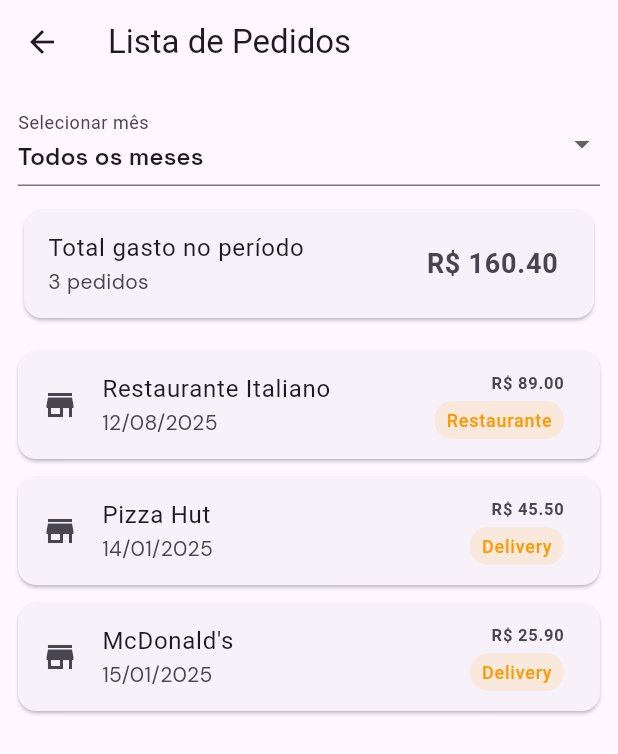
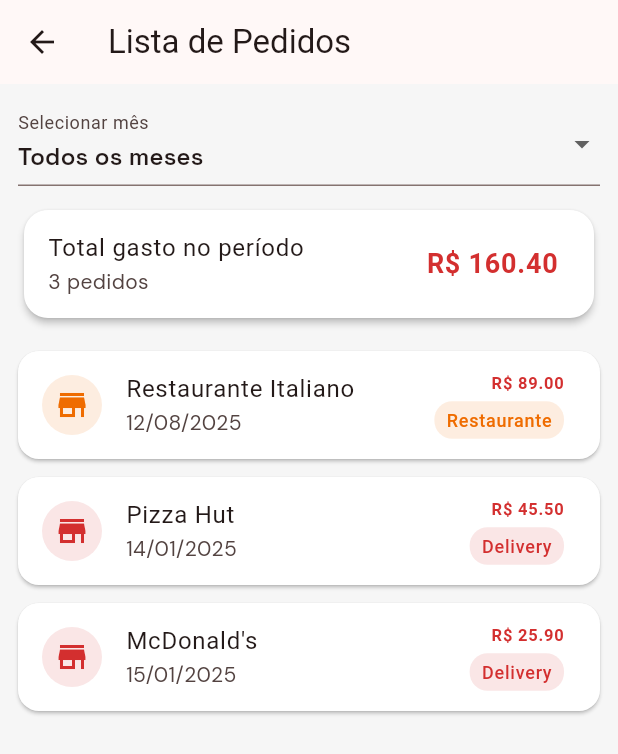
Before and after one commit to olaviolacerda/food_tracker, a Flutter app: the screen it shows after launch, after a tap on "Ver todos", on a phone screen of 412 x 824 dp. Shown: the top 754 px of the screen. Run offline on Flutter 3.47's test engine with Material 3 defaults, Android fonts, the light colour scheme and no system bars; our stand-ins replace flutter_riverpod, google_fonts.

Commit message:
feat(ui): improve UI styles

```diff
--- a/lib/main.dart
+++ b/lib/main.dart
@@ -15,12 +15,55 @@
     return MaterialApp(
       title: 'Food Tracker',
       theme: ThemeData(
-        primarySwatch: Colors.deepOrange,
+        // Use a red-based seeded ColorScheme for Material 3
+        colorSchemeSeed: Colors.red,
+        brightness: Brightness.light,
         useMaterial3: true,
+        scaffoldBackgroundColor: const Color(0xFFF6F6F6),
         textTheme: TextTheme(
           headlineSmall: GoogleFonts.spaceGrotesk(fontSize: 20, fontWeight: FontWeight.w700),
           titleMedium: GoogleFonts.spaceGrotesk(fontSize: 16, fontWeight: FontWeight.w600),
           bodyMedium: GoogleFonts.dmSans(fontSize: 14),
+        ),
+  // Cards will use defaults from the ColorScheme; custom card shape handled per-widget if needed
+        // Elevated buttons with solid red background and rounded corners
+        elevatedButtonTheme: ElevatedButtonThemeData(
+          style: ElevatedButton.styleFrom(
+            backgroundColor: Colors.red.shade600,
+            foregroundColor: Colors.white,
+            shape: RoundedRectangleBorder(borderRadius: BorderRadius.circular(12)),
+            padding: const EdgeInsets.symmetric(vertical: 14, horizontal: 20),
+            textStyle: const TextStyle(fontWeight: FontWeight.w700, fontSize: 16),
+          ),
+        ),
+        // Text buttons and outlined buttons use red accents
+        textButtonTheme: TextButtonThemeData(
+          style: TextButton.styleFrom(foregroundColor: Colors.red.shade600),
+        ),
+        outlinedButtonTheme: OutlinedButtonThemeData(
+          style: OutlinedButton.styleFrom(foregroundColor: Colors.red.shade600, side: BorderSide(color: Colors.red.shade200)),
+        ),
+        // Floating action button theme
+        floatingActionButtonTheme: FloatingActionButtonThemeData(
+          backgroundColor: Colors.red.shade600,
+          foregroundColor: Colors.white,
+          elevation: 4,
+          shape: RoundedRectangleBorder(borderRadius: BorderRadius.circular(12)),
+        ),
+        // Chip theme for category chips
+        chipTheme: ChipThemeData(
+          backgroundColor: Colors.grey.shade100,
+          labelStyle: const TextStyle(fontSize: 12),
+          padding: const EdgeInsets.symmetric(horizontal: 8, vertical: 4),
+          shape: RoundedRectangleBorder(borderRadius: BorderRadius.circular(12)),
+        ),
+  // Card defaults are handled per-widget to avoid SDK compatibility issues
+        // Bottom sheets (like the save-location sheet in the mock) should have rounded top corners
+        bottomSheetTheme: const BottomSheetThemeData(
+          shape: RoundedRectangleBorder(
+            borderRadius: BorderRadius.vertical(top: Radius.circular(20)),
+          ),
+          backgroundColor: Colors.white,
         ),
       ),
       home: const HomeScreen(),
--- a/lib/screens/home_screen.dart
+++ b/lib/screens/home_screen.dart
@@ -4,6 +4,7 @@
 import 'orders_list_screen.dart';
 import 'add_order_screen.dart';
 import '../models/order.dart';
+import '../utils/category_colors.dart';
 
 class HomeScreen extends ConsumerStatefulWidget {
   const HomeScreen({Key? key}) : super(key: key);
@@ -28,7 +29,7 @@
   final monthFiltered = orders.where((o) => o.date.year == currentYear && o.date.month == currentMonth).toList();
   final totalSpent = monthFiltered.fold(0.0, (s, o) => s + o.amount);
   final totalOrders = monthFiltered.length;
-  final monthLabel = "${_monthName(currentMonth)} $currentYear";
+  // month label not used currently
 
     return Scaffold(
       appBar: AppBar(
@@ -41,22 +42,29 @@
             crossAxisAlignment: CrossAxisAlignment.start,
             children: [
               Card(
+                color: Colors.white,
+                elevation: 2,
+                shape: RoundedRectangleBorder(borderRadius: BorderRadius.circular(16)),
                 child: ListTile(
                   title: const Text('Total gasto no ano'),
-                  trailing: Text('R\$ ${yearlyTotal.toStringAsFixed(2)}', style: const TextStyle(fontSize: 20, fontWeight: FontWeight.bold)),
+                  trailing: Text('R\$ ${yearlyTotal.toStringAsFixed(2)}', style: TextStyle(fontSize: 20, fontWeight: FontWeight.bold, color: Colors.red.shade700)),
                 ),
               ),
               const SizedBox(height: 12),
+
+              const SizedBox(height: 20),
               Card(
+                color: Colors.white,
+                elevation: 2,
+                shape: RoundedRectangleBorder(borderRadius: BorderRadius.circular(16)),
                 child: ListTile(
                   title: Row(
                     mainAxisAlignment: MainAxisAlignment.spaceBetween,
                     children: [
-                      Text('Total do mês (${totalOrders})'),
-                      Text('$totalOrders', style: const TextStyle(fontSize: 18, fontWeight: FontWeight.bold))
+                      Text('Total do mês ($totalOrders)'),
                     ],
                   ),
-                  trailing: Text('R\$ ${totalSpent.toStringAsFixed(2)}', style: const TextStyle(fontSize: 18, fontWeight: FontWeight.bold)),
+                  trailing: Text('R\$ ${totalSpent.toStringAsFixed(2)}', style: TextStyle(fontSize: 18, fontWeight: FontWeight.bold, color: Colors.red.shade700)),
                 ),
               ),
               const SizedBox(height: 12),
@@ -77,30 +85,46 @@
         ),
       ),
       floatingActionButton: FloatingActionButton(
+        backgroundColor: categoryColor('delivery'),
         onPressed: () => _openAddOrder(context),
-        child: const Icon(Icons.add),
+        child: const Icon(Icons.add, color: Colors.white),
       ),
     );
   }
 
   Widget _orderCard(Order order) {
     return Card(
+      color: Colors.white,
+      elevation: 1,
       margin: const EdgeInsets.symmetric(vertical: 6),
+      shape: RoundedRectangleBorder(borderRadius: BorderRadius.circular(14)),
       child: ListTile(
-        leading: const Icon(Icons.store),
+        leading: CircleAvatar(
+          backgroundColor: categoryColorWithAlpha(order.category, 0.12),
+          child: Icon(Icons.store, color: categoryColor(order.category)),
+        ),
         title: Text(order.establishment),
-        subtitle: Text('${_formatDate(order.date)} • ${order.category}'),
-        trailing: Text('R\$ ${order.amount.toStringAsFixed(2)}', style: const TextStyle(fontWeight: FontWeight.w600)),
+        subtitle: Row(
+          children: [
+            Text(_formatDate(order.date)),
+            const SizedBox(width: 8),
+            Container(
+              padding: const EdgeInsets.symmetric(horizontal: 8, vertical: 4),
+              decoration: BoxDecoration(color: categoryColorWithAlpha(order.category, 0.12), borderRadius: BorderRadius.circular(12)),
+              child: Text(order.category, style: TextStyle(color: categoryColor(order.category), fontSize: 12)),
+            ),
+          ],
+        ),
+        trailing: Text('R\$ ${order.amount.toStringAsFixed(2)}', style: TextStyle(fontWeight: FontWeight.w600, color: Colors.red.shade700)),
       ),
     );
   }
 
+  // category colors are provided by lib/utils/category_colors.dart
+
   String _formatDate(DateTime d) => '${d.day.toString().padLeft(2, '0')}/${d.month.toString().padLeft(2, '0')}/${d.year}';
 
-  String _monthName(int month) {
-    const names = ['janeiro','fevereiro','março','abril','maio','junho','julho','agosto','setembro','outubro','novembro','dezembro'];
-    return names[month-1];
-  }
+  // month name helper is provided where needed by other screens
 
   void _openOrdersList(BuildContext context) {
     Navigator.of(context).push(MaterialPageRoute(builder: (_) => const OrdersListScreen()));
--- a/lib/screens/orders_list_screen.dart
+++ b/lib/screens/orders_list_screen.dart
@@ -1,6 +1,7 @@
 import 'package:flutter/material.dart';
 import 'package:flutter_riverpod/flutter_riverpod.dart';
 import '../providers/orders_provider.dart';
+import '../utils/category_colors.dart';
 
 class OrdersListScreen extends ConsumerStatefulWidget {
   const OrdersListScreen({Key? key}) : super(key: key);
@@ -35,9 +36,12 @@
             ),
             const SizedBox(height: 12),
             Card(
+              color: Colors.white,
+              elevation: 2,
+              shape: RoundedRectangleBorder(borderRadius: BorderRadius.circular(16)),
               child: ListTile(
                 title: const Text('Total gasto no período'),
-                trailing: Text('R\$ ${filteredTotal.toStringAsFixed(2)}', style: const TextStyle(fontSize: 18, fontWeight: FontWeight.bold)),
+                trailing: Text('R\$ ${filteredTotal.toStringAsFixed(2)}', style: TextStyle(fontSize: 18, fontWeight: FontWeight.bold, color: Colors.red.shade700)),
                 subtitle: Text('${filtered.length} pedido${filtered.length != 1 ? 's' : ''}'),
               ),
             ),
@@ -50,21 +54,27 @@
                       itemBuilder: (context, idx) {
                         final order = filtered[idx];
                         return Card(
+                          color: Colors.white,
+                          elevation: 1,
                           margin: const EdgeInsets.symmetric(vertical: 6),
+                          shape: RoundedRectangleBorder(borderRadius: BorderRadius.circular(14)),
                           child: ListTile(
-                            leading: const Icon(Icons.store),
+                            leading: CircleAvatar(
+                              backgroundColor: categoryColorWithAlpha(order.category, 0.12),
+                              child: Icon(Icons.store, color: categoryColor(order.category)),
+                            ),
                             title: Text(order.establishment),
                             subtitle: Text(_formatDate(order.date)),
                             trailing: Column(
                               mainAxisAlignment: MainAxisAlignment.center,
                               crossAxisAlignment: CrossAxisAlignment.end,
                               children: [
-                                Text('R\$ ${order.amount.toStringAsFixed(2)}', style: const TextStyle(fontWeight: FontWeight.w600)),
+                                Text('R\$ ${order.amount.toStringAsFixed(2)}', style: TextStyle(fontWeight: FontWeight.w600, color: Colors.red.shade700)),
                                 const SizedBox(height: 4),
                                 Container(
                                   padding: const EdgeInsets.symmetric(horizontal: 8, vertical: 4),
-                                  decoration: BoxDecoration(color: const Color.fromRGBO(255, 165, 0, 0.12), borderRadius: BorderRadius.circular(12)),
-                                  child: Text(order.category, style: const TextStyle(color: Colors.orange, fontSize: 12)),
+                                  decoration: BoxDecoration(color: categoryColorWithAlpha(order.category, 0.12), borderRadius: BorderRadius.circular(12)),
+                                  child: Text(order.category, style: TextStyle(color: categoryColor(order.category), fontSize: 12)),
                                 )
                               ],
                             ),
@@ -112,4 +122,6 @@
     const names = ['janeiro','fevereiro','março','abril','maio','junho','julho','agosto','setembro','outubro','novembro','dezembro'];
     return names[month-1];
   }
+
+  // categoryColor util from lib/utils/category_colors.dart
 }
--- /dev/null
+++ b/lib/utils/category_colors.dart
@@ -0,0 +1,28 @@
+import 'package:flutter/material.dart';
+
+// Centraliza o mapeamento de categorias para cores.
+Color categoryColor(String category) {
+  final key = category.trim().toLowerCase();
+  switch (key) {
+    case 'delivery':
+      return const Color(0xFFD32F2F); // red 700
+    case 'restaurante':
+      return const Color(0xFFEF6C00); // deep orange 600
+    case 'cafe':
+      return const Color(0xFF6D4C41); // brown
+    case 'bar':
+      return const Color(0xFF8E24AA); // purple
+    case 'mercado':
+      return const Color(0xFF2E7D32); // green-ish for markets
+    case 'outro':
+    default:
+      return const Color(0xFF616161); // grey 700
+  }
+}
+
+/// Retorna a mesma cor com alpha especificado (0.0..1.0)
+Color categoryColorWithAlpha(String category, double alpha) {
+  final base = categoryColor(category);
+  final a = (alpha.clamp(0.0, 1.0) * 255).round();
+  return base.withAlpha(a);
+}
```
Also changed, not shown: 1 other file.
